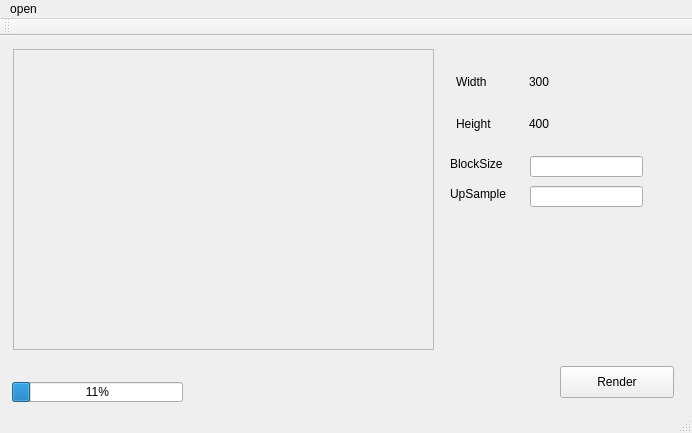
The window that src/mainwindow.ui (dalewzm/IceRayTracer) describes before a commit, drawn with Qt 5.
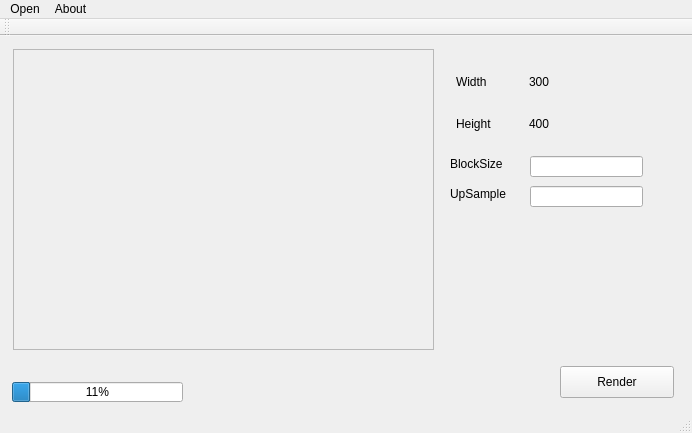
The same window after the commit.

Diff of the .ui file:
```diff
--- a/src/mainwindow.ui
+++ b/src/mainwindow.ui
@@ -208,11 +208,17 @@
    </property>
    <widget class="QMenu" name="menu">
     <property name="title">
-     <string>open</string>
+     <string>Open</string>
     </property>
     <addaction name="actionOpen"/>
    </widget>
+   <widget class="QMenu" name="menu_2">
+    <property name="title">
+     <string>About</string>
+    </property>
+   </widget>
    <addaction name="menu"/>
+   <addaction name="menu_2"/>
   </widget>
   <widget class="QToolBar" name="mainToolBar">
    <attribute name="toolBarArea">
```
Left out of the diff: 17 changed lines with no effect on the pictures.
